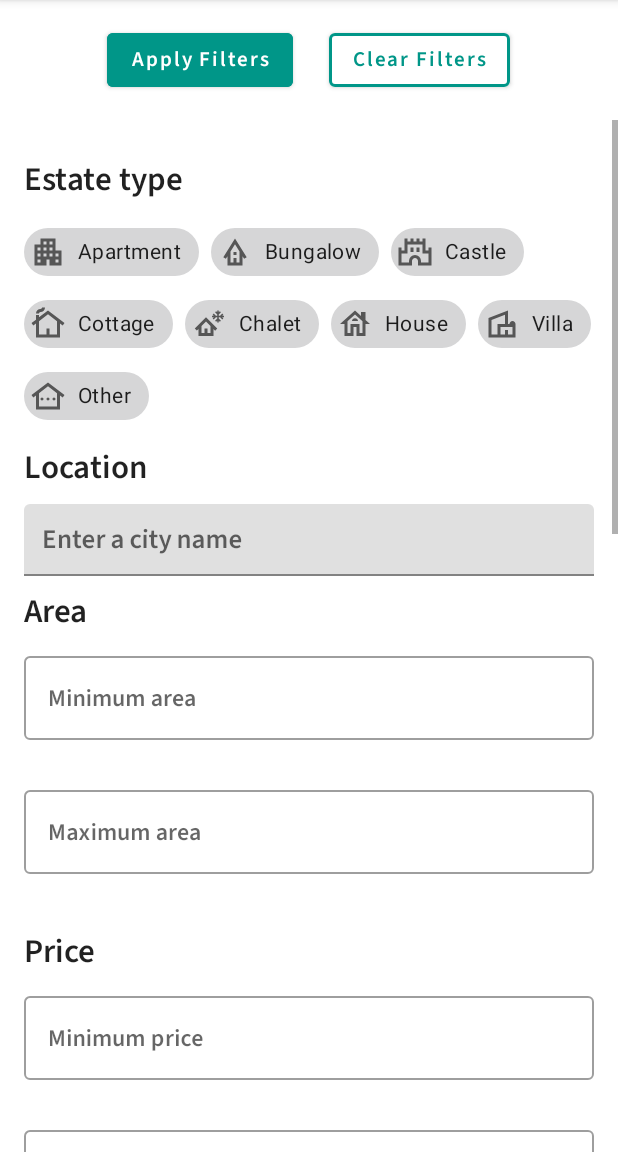
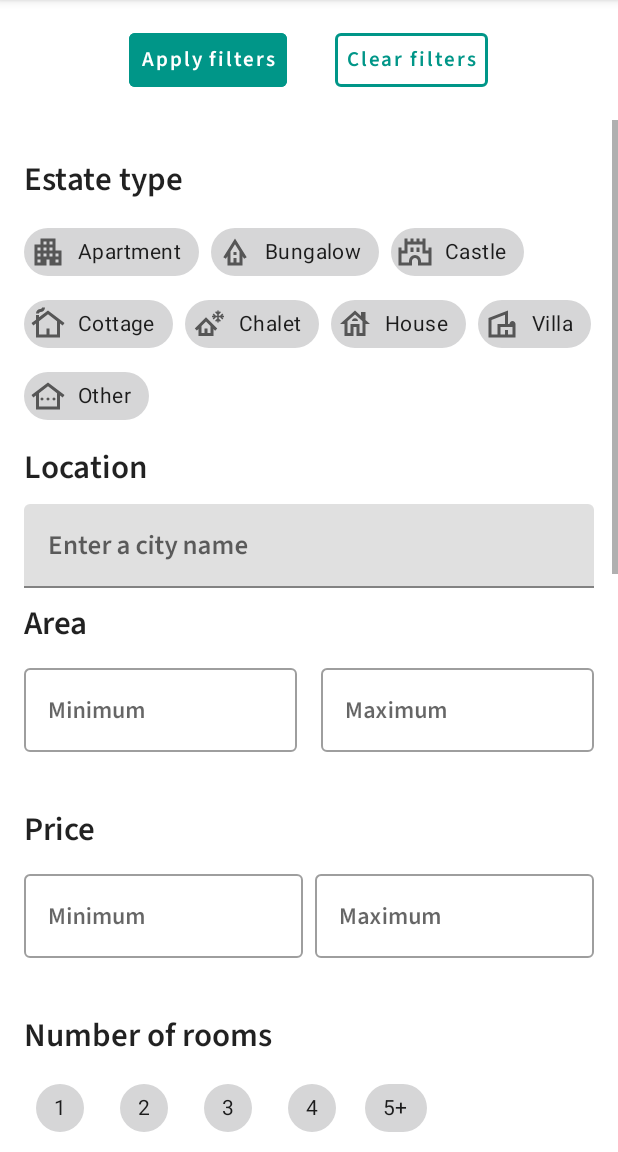
Before and after one commit to waminiyi/RealEstateManager, an Android app: the EstateFilterFragment screen opened through its navigation route, on a phone screen of 412 x 824 dp, the part 84-1236 px from its top. Run offline under Robolectric (Android 15) with nearby library versions, the phone set to English and light mode, and no system bars; our stand-ins replace Dagger/Hilt's generated code, navigation-ui; 5 statements that could not run were skipped.

Commit message:
fragment_estate_filter.xml refactored

```diff
--- a/app/src/main/res/layout/fragment_editestate.xml
+++ b/app/src/main/res/layout/fragment_editestate.xml
@@ -155,7 +155,7 @@
                 android:layout_height="wrap_content"
                 android:layout_margin="@dimen/spacing_medium"
                 android:layout_marginTop="@dimen/spacing_small"
-                android:hint="@string/number_of_rooms"
+                android:hint="@string/number_of_rooms_label"
                 app:errorEnabled="true"
                 app:suffixText="room(s)">
 
@@ -173,7 +173,7 @@
                 android:layout_height="wrap_content"
                 android:layout_margin="@dimen/spacing_medium"
                 android:layout_marginTop="@dimen/spacing_small"
-                android:hint="@string/number_of_bedrooms"
+                android:hint="@string/number_of_bedrooms_label"
                 app:errorEnabled="true"
                 app:suffixText="room(s)">
 
@@ -191,7 +191,7 @@
                 android:layout_height="wrap_content"
                 android:layout_margin="@dimen/spacing_medium"
                 android:layout_marginTop="@dimen/spacing_small"
-                android:hint="@string/number_of_bathrooms"
+                android:hint="@string/number_of_bathrooms_label"
                 app:errorEnabled="true"
                 app:suffixText="room(s)">
 
--- a/app/src/main/res/layout/fragment_estate_filter.xml
+++ b/app/src/main/res/layout/fragment_estate_filter.xml
@@ -11,27 +11,29 @@
     <LinearLayout
         android:layout_width="match_parent"
         android:layout_height="wrap_content"
-        android:layout_margin="16dp"
-        android:elevation="4dp"
+        android:layout_margin="@dimen/spacing_medium"
+        android:elevation="@dimen/elevation"
         android:gravity="center_horizontal"
         android:orientation="horizontal">
 
         <Button
             android:id="@+id/buttonApplyFilters"
+            style="?android:attr/buttonBarButtonStyle"
             android:layout_width="wrap_content"
             android:layout_height="wrap_content"
-            android:layout_marginEnd="24dp"
+            android:layout_marginEnd="@dimen/spacing_large"
             android:backgroundTint="@color/green"
-            android:text="Apply Filters"
+            android:text="@string/apply_filters"
             android:textAllCaps="false"
             android:textColor="@android:color/white" />
 
         <Button
             android:id="@+id/buttonClearFilter"
+            style="?android:attr/buttonBarButtonStyle"
             android:layout_width="wrap_content"
             android:layout_height="wrap_content"
             android:backgroundTint="@color/white"
-            android:text="Clear Filters"
+            android:text="@string/clear_filters"
             android:textAllCaps="false"
             android:textColor="@color/green"
             app:strokeColor="@color/green"
@@ -47,14 +49,13 @@
             android:layout_width="match_parent"
             android:layout_height="wrap_content"
             android:orientation="vertical"
-            android:padding="16dp">
+            android:padding="@dimen/spacing_medium">
 
             <TextView
                 style="@style/TextAppearance.AppCompat.Large"
                 android:layout_width="wrap_content"
                 android:layout_height="wrap_content"
-                android:layout_marginTop="8dp"
-                android:layout_marginBottom="8dp"
+                android:layout_marginVertical="@dimen/spacing_small"
                 android:text="@string/estate_type_label" />
 
             <com.google.android.material.chip.ChipGroup
@@ -68,9 +69,8 @@
                 style="@style/TextAppearance.AppCompat.Large"
                 android:layout_width="wrap_content"
                 android:layout_height="wrap_content"
-                android:layout_marginTop="8dp"
-                android:layout_marginBottom="8dp"
-                android:text="Location" />
+                android:layout_marginVertical="@dimen/spacing_small"
+                android:text="@string/location" />
 
             <com.google.android.material.textfield.TextInputLayout
                 android:id="@+id/textInputLayout"
@@ -84,14 +84,15 @@
                     android:layout_width="match_parent"
                     android:layout_height="wrap_content"
                     android:completionThreshold="3"
-                    android:padding="12dp" />
+                    android:padding="@dimen/spacing_medium" />
 
             </com.google.android.material.textfield.TextInputLayout>
 
             <com.google.android.material.chip.ChipGroup
                 android:id="@+id/selectedCitiesChipGroup"
                 android:layout_width="match_parent"
-                android:layout_height="wrap_content">
+                android:layout_height="wrap_content"
+                android:labelFor="@id/citiesAutoCompleteTextView">
 
             </com.google.android.material.chip.ChipGroup>
 
@@ -99,17 +100,24 @@
                 style="@style/TextAppearance.AppCompat.Large"
                 android:layout_width="wrap_content"
                 android:layout_height="wrap_content"
-                android:layout_marginTop="8dp"
-                android:layout_marginBottom="8dp"
+                android:layout_marginVertical="@dimen/spacing_small"
                 android:text="@string/areaLabel" />
+
+            <LinearLayout
+                android:layout_width="match_parent"
+                android:layout_height="wrap_content"
+                android:layout_marginBottom="@dimen/spacing_small"
+                android:baselineAligned="false"
+                android:orientation="horizontal">
 
                 <com.google.android.material.textfield.TextInputLayout
                     android:id="@+id/minAreaTextInputLayout"
                     style="@style/Widget.MaterialComponents.TextInputLayout.OutlinedBox"
-                android:layout_width="match_parent"
+                    android:layout_width="0dp"
                     android:layout_height="wrap_content"
-                android:layout_marginBottom="8dp"
-                android:hint="Minimum area"
+                    android:layout_marginEnd="@dimen/spacing_medium"
+                    android:layout_weight="1"
+                    android:hint="@string/minimum"
                     app:errorEnabled="true"
                     app:suffixText="m²">
 
@@ -124,10 +132,10 @@
                 <com.google.android.material.textfield.TextInputLayout
                     android:id="@+id/maxAreaTextInputLayout"
                     style="@style/Widget.MaterialComponents.TextInputLayout.OutlinedBox"
-                android:layout_width="match_parent"
+                    android:layout_width="0dp"
                     android:layout_height="wrap_content"
-                android:layout_marginBottom="8dp"
-                android:hint="Maximum area"
+                    android:layout_weight="1"
+                    android:hint="@string/maximum"
                     app:errorEnabled="true"
                     app:suffixText="m²">
 
@@ -138,22 +146,31 @@
                         android:inputType="number"
                         tools:text="2000" />
                 </com.google.android.material.textfield.TextInputLayout>
+            </LinearLayout>
+
 
             <TextView
                 style="@style/TextAppearance.AppCompat.Large"
                 android:layout_width="wrap_content"
                 android:layout_height="wrap_content"
-                android:layout_marginTop="8dp"
-                android:layout_marginBottom="8dp"
+                android:layout_marginVertical="@dimen/spacing_small"
                 android:text="@string/price" />
+
+            <LinearLayout
+                android:layout_width="match_parent"
+                android:layout_height="wrap_content"
+                android:layout_marginBottom="@dimen/spacing_small"
+                android:baselineAligned="false"
+                android:orientation="horizontal">
 
                 <com.google.android.material.textfield.TextInputLayout
                     android:id="@+id/minPriceTextInputLayout"
                     style="@style/Widget.MaterialComponents.TextInputLayout.OutlinedBox"
-                android:layout_width="match_parent"
+                    android:layout_width="0dp"
                     android:layout_height="wrap_content"
-                android:layout_marginBottom="8dp"
-                android:hint="Minimum price"
+                    android:layout_marginEnd="@dimen/spacing_small"
+                    android:layout_weight="1"
+                    android:hint="@string/minimum"
                     app:errorEnabled="true"
                     app:suffixText="$">
 
@@ -168,10 +185,10 @@
                 <com.google.android.material.textfield.TextInputLayout
                     android:id="@+id/maxPriceTextInputLayout"
                     style="@style/Widget.MaterialComponents.TextInputLayout.OutlinedBox"
-                android:layout_width="match_parent"
+                    android:layout_width="0dp"
                     android:layout_height="wrap_content"
-                android:layout_marginBottom="8dp"
-                android:hint="Maximum price"
+                    android:layout_weight="1"
+                    android:hint="@string/maximum"
                     app:errorEnabled="true"
                     app:suffixText="$">
 
@@ -182,13 +199,13 @@
                         android:inputType="number"
                         tools:text="20000000" />
                 </com.google.android.material.textfield.TextInputLayout>
+            </LinearLayout>
 
             <TextView
                 style="@style/TextAppearance.AppCompat.Large"
                 android:layout_width="wrap_content"
                 android:layout_height="wrap_content"
-                android:layout_marginTop="8dp"
-                android:layout_marginBottom="8dp"
+                android:layout_marginVertical="@dimen/spacing_small"
                 android:text="@string/number_of_rooms_label" />
 
             <com.google.android.material.chip.ChipGroup
@@ -202,8 +219,7 @@
                 style="@style/TextAppearance.AppCompat.Large"
                 android:layout_width="wrap_content"
                 android:layout_height="wrap_content"
-                android:layout_marginTop="8dp"
-                android:layout_marginBottom="8dp"
+                android:layout_marginVertical="@dimen/spacing_small"
                 android:text="@string/number_of_bedrooms_label" />
 
             <com.google.android.material.chip.ChipGroup
@@ -217,9 +233,8 @@
                 style="@style/TextAppearance.AppCompat.Large"
                 android:layout_width="wrap_content"
                 android:layout_height="wrap_content"
-                android:layout_marginTop="8dp"
-                android:layout_marginBottom="8dp"
-                android:text="Minimum number of photos" />
+                android:layout_marginVertical="@dimen/spacing_small"
+                android:text="@string/minimum_number_of_photos" />
 
             <com.google.android.material.chip.ChipGroup
                 android:id="@+id/minPhotosCountChipGroup"
@@ -233,8 +248,7 @@
                 style="@style/TextAppearance.AppCompat.Large"
                 android:layout_width="wrap_content"
                 android:layout_height="wrap_content"
-                android:layout_marginTop="8dp"
-                android:layout_marginBottom="8dp"
+                android:layout_marginVertical="@dimen/spacing_small"
                 android:text="@string/points_of_interest" />
 
             <com.google.android.material.chip.ChipGroup
@@ -248,9 +262,8 @@
             <TextView
                 style="@style/TextAppearance.AppCompat.Large"
                 android:layout_width="wrap_content"
-                android:layout_height="26dp"
-                android:layout_marginTop="8dp"
-                android:layout_marginBottom="8dp"
+                android:layout_height="wrap_content"
+                android:layout_marginVertical="@dimen/spacing_small"
                 android:text="@string/estate_status" />
 
             <com.google.android.material.chip.ChipGroup
@@ -264,10 +277,9 @@
             <TextView
                 style="@style/TextAppearance.AppCompat.Large"
                 android:layout_width="wrap_content"
-                android:layout_height="26dp"
-                android:layout_marginTop="8dp"
-                android:layout_marginBottom="8dp"
-                android:text="Entry date" />
+                android:layout_height="wrap_content"
+                android:layout_marginVertical="@dimen/spacing_small"
+                android:text="@string/entry_date" />
 
             <com.google.android.material.chip.ChipGroup
                 android:id="@+id/entryDateChipGroup"
@@ -280,10 +292,9 @@
             <TextView
                 style="@style/TextAppearance.AppCompat.Large"
                 android:layout_width="wrap_content"
-                android:layout_height="26dp"
-                android:layout_marginTop="8dp"
-                android:layout_marginBottom="8dp"
-                android:text="Sale date" />
+                android:layout_height="wrap_content"
+                android:layout_marginVertical="@dimen/spacing_small"
+                android:text="@string/sale_date" />
 
             <com.google.android.material.chip.ChipGroup
                 android:id="@+id/saleDateChipGroup"
--- a/app/src/main/res/layout/fragment_estate_map.xml
+++ b/app/src/main/res/layout/fragment_estate_map.xml
@@ -15,8 +15,8 @@
     <ProgressBar
         android:id="@+id/progressBar"
         style="?android:attr/progressBarStyle"
-        android:layout_width="100dp"
-        android:layout_height="100dp"
+        android:layout_width="@dimen/progress_bar_size"
+        android:layout_height="@dimen/progress_bar_size"
         android:indeterminate="true"
         app:layout_constraintBottom_toBottomOf="parent"
         app:layout_constraintLeft_toLeftOf="parent"
@@ -32,6 +32,6 @@
         app:layout_constraintStart_toStartOf="parent"
         style="@style/TextAppearance.AppCompat.Large"
         app:layout_constraintTop_toTopOf="parent"
-        android:text="Can't load map. Check your network" />
+        android:text="@string/map_loading_default_error" />
 
 </androidx.constraintlayout.widget.ConstraintLayout>
--- a/app/src/main/res/layout/photo_description_edition_layout.xml
+++ b/app/src/main/res/layout/photo_description_edition_layout.xml
@@ -4,16 +4,14 @@
     android:layout_height="wrap_content"
     android:gravity="center_horizontal"
     android:orientation="vertical"
-    android:padding="16dp">
+    android:padding="@dimen/spacing_medium">
 
     <com.google.android.material.textfield.TextInputLayout
         android:id="@+id/descriptionDialogTextInputLayout"
         style="@style/Widget.MaterialComponents.TextInputLayout.OutlinedBox"
         android:layout_width="match_parent"
         android:layout_height="wrap_content"
-        android:layout_marginStart="16dp"
-        android:layout_marginEnd="16dp"
-        android:layout_marginBottom="16dp"
+        android:layout_margin="@dimen/spacing_medium"
         android:hint="@string/description">
 
         <com.google.android.material.textfield.TextInputEditText
--- a/app/src/main/res/values/dimens.xml
+++ b/app/src/main/res/values/dimens.xml
@@ -10,11 +10,13 @@
     <dimen name="spacing_medium">16dp</dimen>
     <dimen name="spacing_large">32dp</dimen>
     <dimen name="agent_item_view_min_width">72dp</dimen>
+    <dimen name="poi_item_view_min_width">72dp</dimen>
     <dimen name="agent_photo_size">60dp</dimen>
     <dimen name="estate_item_cardView_height">160dp</dimen>
     <dimen name="progress_bar_size">160dp</dimen>
     <dimen name="edit_estate_photos_recycler_view_min_height">200dp</dimen>
     <dimen name="estate_details_photos_layout_height">260dp</dimen>
+    <dimen name="poi_size">40dp</dimen>
 
 
 </resources>
--- a/app/src/main/res/values/strings.xml
+++ b/app/src/main/res/values/strings.xml
@@ -68,4 +68,14 @@
     <string name="estate_saved_message">The estate has been saved</string>
     <string name="filter_label">Filter</string>
     <string name="entry_date">Entry date</string>
+    <string name="map_loading_default_error">Can\'t load map. Check your network</string>
+    <string name="select_from_library">Select from library</string>
+    <string name="take_a_photo">Take a photo</string>
+    <string name="point_of_interest_icon">Point of interest icon</string>
+    <string name="apply_filters">Apply filters</string>
+    <string name="clear_filters">Clear filters</string>
+    <string name="location">Location</string>
+    <string name="minimum">Minimum</string>
+    <string name="maximum">Maximum</string>
+    <string name="minimum_number_of_photos">Minimum number of photos</string>
 </resources>
```
Also changed, not shown: app/src/main/java/com/waminiyi/realestatemanager/features/home/ui/notifications/NotificationsFragment.kt (deleted, +0 -42 lines), app/src/main/java/com/waminiyi/realestatemanager/features/home/ui/notifications/NotificationsViewModel.kt (deleted, +0 -13 lines), app/src/main/res/layout/fragment_notifications.xml (deleted, +0 -22 lines), app/src/main/res/layout/photo_input_options_layout.xml (+8 -8 lines), app/src/main/res/layout/photo_item.xml (+9 -9 lines), app/src/main/res/layout/poi_item_view.xml (+12 -10 lines). Lines whose indentation alone changed are shown as unchanged.
